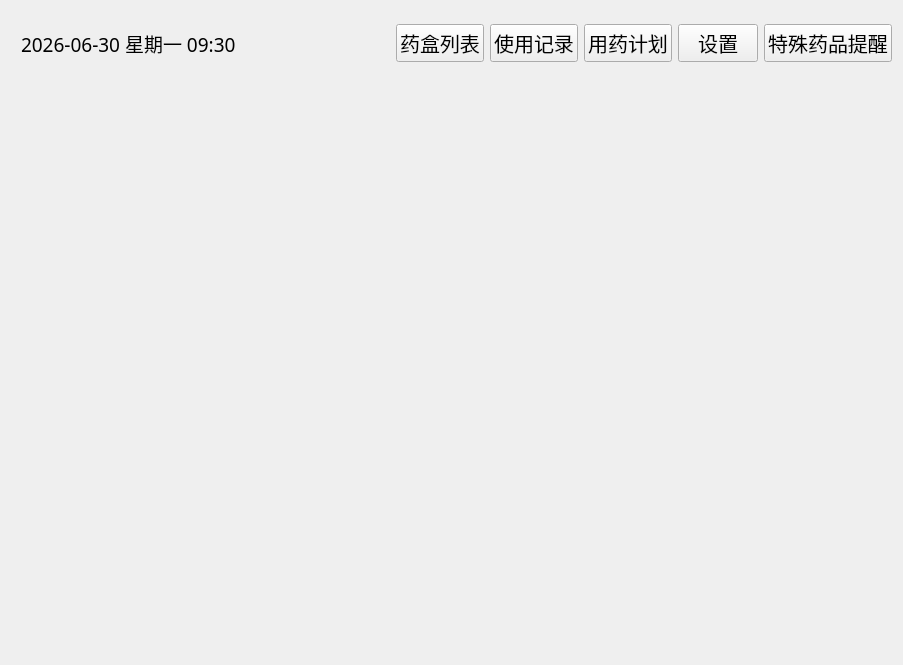
Qt form main_page.ui (tongvvv/medicineBox) before a commit.
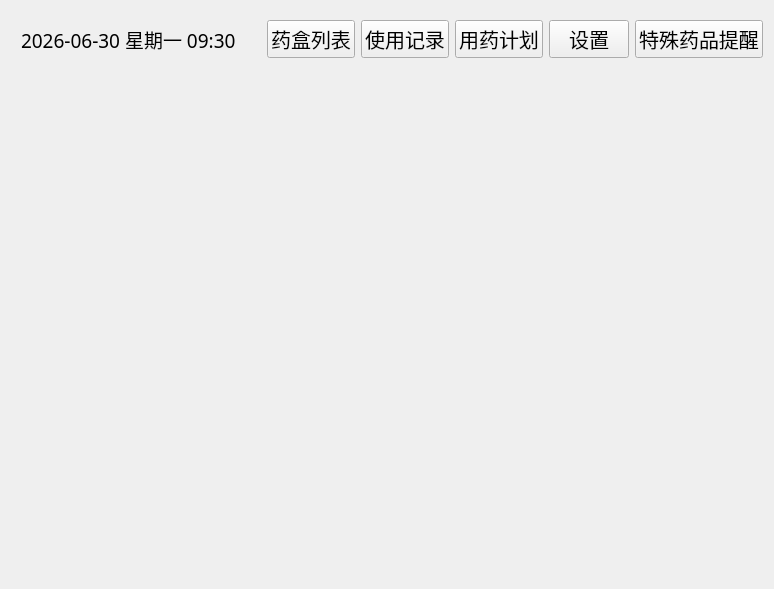
The same form after that commit. Icons and pictures are not drawn.

Patch:
```diff
--- a/main_page.ui
+++ b/main_page.ui
@@ -6,8 +6,8 @@
    <rect>
     <x>0</x>
     <y>0</y>
-    <width>903</width>
-    <height>665</height>
+    <width>774</width>
+    <height>589</height>
    </rect>
   </property>
   <property name="windowTitle">
@@ -63,6 +63,9 @@
         <property name="orientation">
          <enum>Qt::Horizontal</enum>
         </property>
+        <property name="sizeType">
+         <enum>QSizePolicy::Preferred</enum>
+        </property>
         <property name="sizeHint" stdset="0">
          <size>
           <width>40</width>
```
